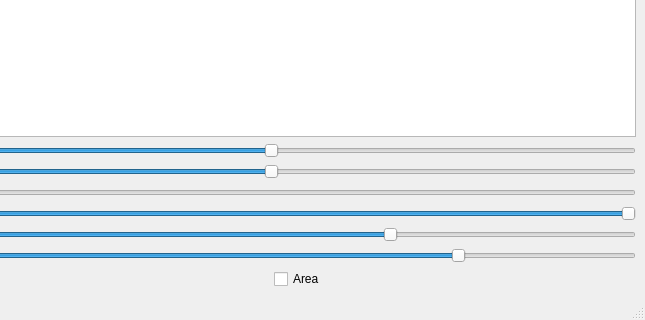
This is qt/netcdf_viewer/mainwindow.ui in pdani86/netcdf-dani as Qt 5 draws it before an edit; both pictures show x 155 to 800 and y 286 to 606 of the 800 by 606 pixel window. The edited form follows.
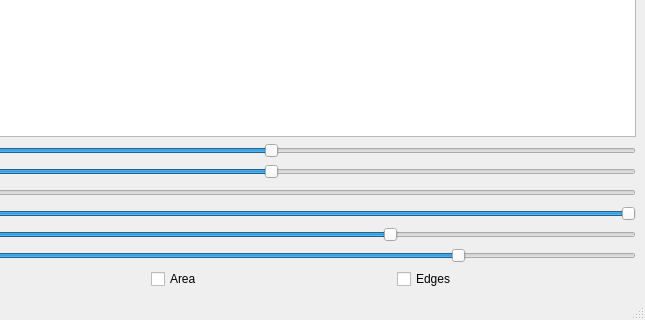
This is the edited form. Custom widgets are drawn as their Qt base class.

```diff
--- a/qt/netcdf_viewer/mainwindow.ui
+++ b/qt/netcdf_viewer/mainwindow.ui
@@ -100,6 +100,13 @@
           </property>
          </widget>
         </item>
+        <item>
+         <widget class="QCheckBox" name="edges">
+          <property name="text">
+           <string>Edges</string>
+          </property>
+         </widget>
+        </item>
        </layout>
       </item>
       <item row="0" column="0">
```
